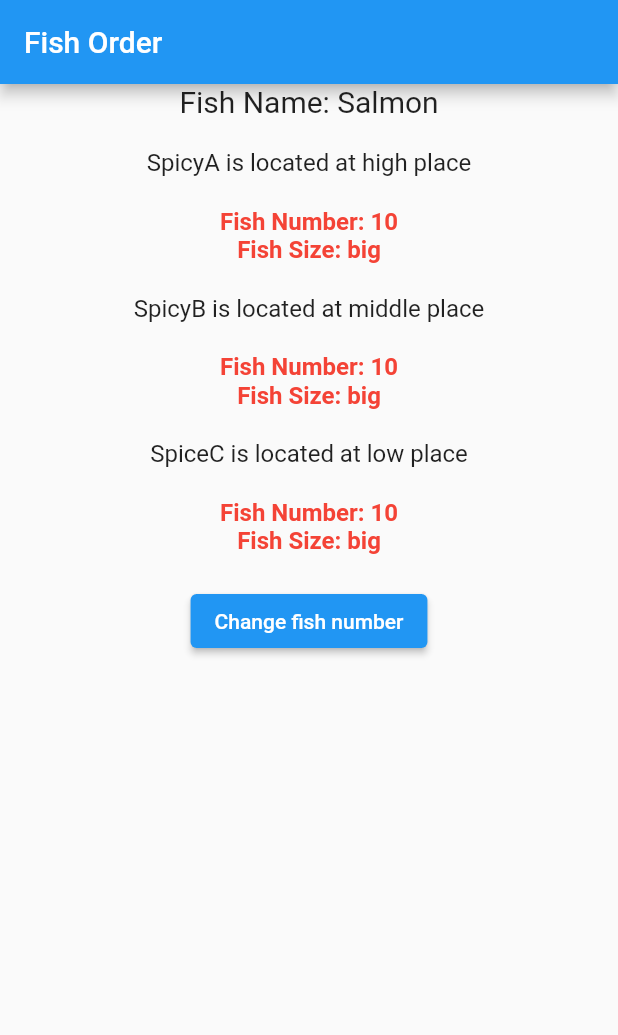
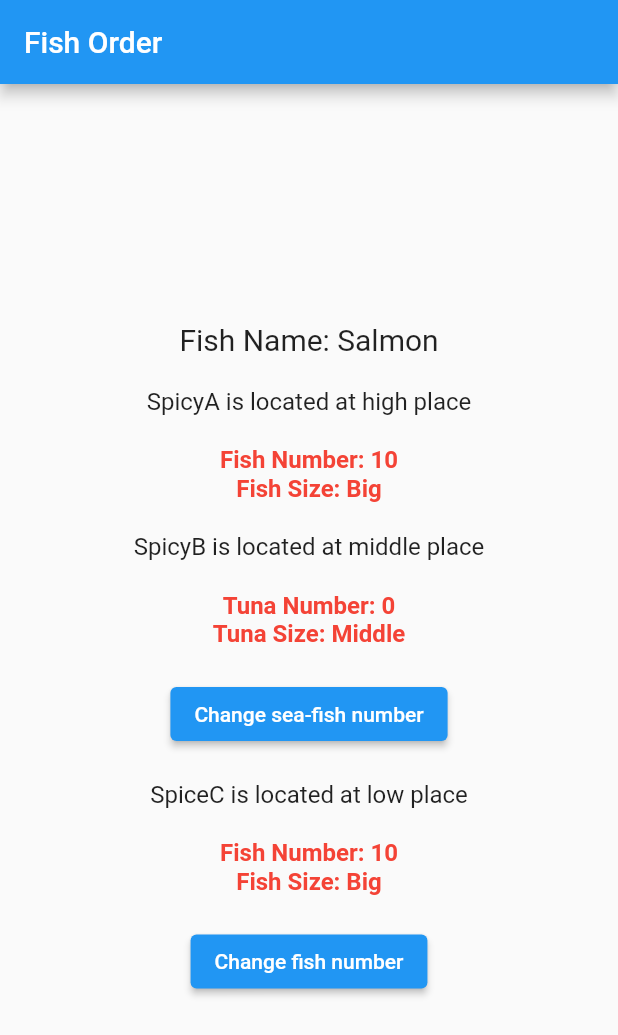
Before and after one commit to gandalgom/chef-provider-ex, a Flutter app: the screen it shows after launch, on a phone screen of 412 x 824 dp. Shown: the top 1035 px of the screen. Run offline on Flutter 3.47's test engine with Material 2 defaults, Android fonts, the phone set to English and light mode, and no system bars.

Commit message:
MultiProvider를 통해서 복수의 Provider를 운용하는 예제

```diff
--- a/lib/main.dart
+++ b/lib/main.dart
@@ -14,8 +14,15 @@ class MyApp extends StatelessWidget {
   // This widget is the root of your application.
   @override
   Widget build(BuildContext context) {
-    return ChangeNotifierProvider(
-      create: (context) => Fish(name: 'Salmon', number: 10, size: 'big'),
+    return MultiProvider(
+      providers: [
+        ChangeNotifierProvider(
+          create: (context) => Fish(name: 'Salmon', number: 10, size: 'Big'),
+        ),
+        ChangeNotifierProvider(
+          create: (context) => SeaFish(name: 'Tuna', number: 0, size: 'Middle'),
+        ),
+      ],
       child: MaterialApp(
         title: 'Provider Example',
         theme: ThemeData(
--- a/lib/src/models.dart
+++ b/lib/src/models.dart
@@ -12,3 +12,16 @@ class Fish with ChangeNotifier {
     notifyListeners();
   }
 }
+
+class SeaFish with ChangeNotifier {
+  SeaFish({required this.name, required this.number, required this.size});
+
+  final String name;
+  int number;
+  final String size;
+
+  void changeSeaFishNumber() {
+    number++;
+    notifyListeners();
+  }
+}
--- a/lib/src/screens.dart
+++ b/lib/src/screens.dart
@@ -15,6 +15,7 @@ class FishOrder extends StatelessWidget {
       ),
       body: Center(
         child: Column(
+          mainAxisAlignment: MainAxisAlignment.center,
           children: [
             Text('Fish Name: ${Provider.of<Fish>(context).name}',
               style: const TextStyle(fontSize: 20.0),
--- a/lib/src/widgets.dart
+++ b/lib/src/widgets.dart
@@ -26,7 +26,9 @@ class SpicyA extends StatelessWidget {
 
   @override
   Widget build(BuildContext context) {
-    return Column(
+    return Center(
+      child: Column(
+        mainAxisAlignment: MainAxisAlignment.center,
         children: [
           Text(
             'Fish Number: ${Provider.of<Fish>(context).number}',
@@ -47,6 +49,7 @@ class SpicyA extends StatelessWidget {
           const SizedBox(height: 20.0),
           const Middle(),
         ],
+      ),
     );
   }
 }
@@ -77,7 +80,7 @@ class SpicyB extends StatelessWidget {
     return Column(
       children: [
         Text(
-          'Fish Number: ${Provider.of<Fish>(context).number}',
+          'Tuna Number: ${Provider.of<SeaFish>(context).number}',
           style: const TextStyle(
             fontSize: 16.0,
             color: Colors.red,
@@ -85,12 +88,18 @@ class SpicyB extends StatelessWidget {
           ),
         ),
         Text(
-          'Fish Size: ${Provider.of<Fish>(context).size}',
+          'Tuna Size: ${Provider.of<SeaFish>(context).size}',
           style: const TextStyle(
             fontSize: 16.0,
             color: Colors.red,
             fontWeight: FontWeight.bold,
           ),
+        ),
+        const SizedBox(height: 20.0),
+        ElevatedButton(
+          onPressed: () =>
+              Provider.of<SeaFish>(context, listen: false).changeSeaFishNumber(),
+          child: const Text('Change sea-fish number'),
         ),
         const SizedBox(height: 20.0),
         const Low(),
```
Lines whose indentation alone changed are shown as unchanged.
